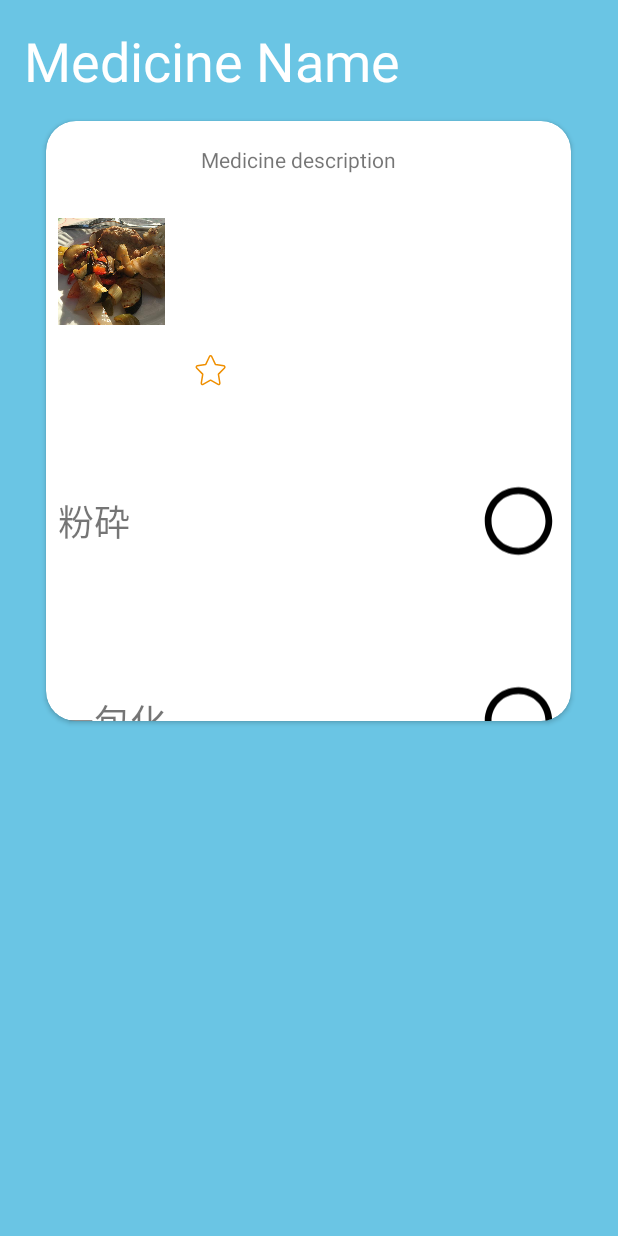
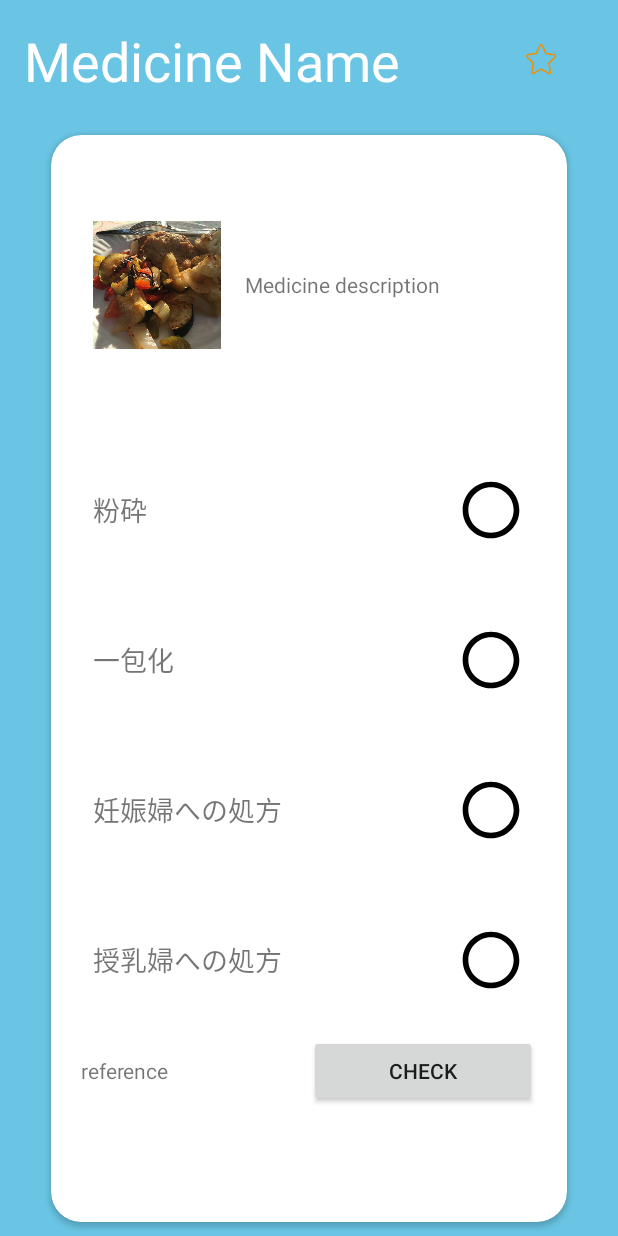
Before and after one commit to saeko0032/TMSApplication, an Android app: the layout detail_view.xml on its own in the app's theme, with its tools: preview values and no code run, on a phone screen of 412 x 824 dp. Run offline under Robolectric (Android 15) with nearby library versions, the phone set to English and light mode, and no system bars.

Commit message:
temp fragment status

```diff
--- a/app/src/main/AndroidManifest.xml
+++ b/app/src/main/AndroidManifest.xml
@@ -1,7 +1,9 @@
 <?xml version="1.0" encoding="utf-8"?>
 <manifest xmlns:android="http://schemas.android.com/apk/res/android"
     package="com.example.fukuisaeko.tmsapplication">
-
+    <uses-permission android:name="android.permission.INTERNET" />
+    <uses-permission android:name="android.permission.ACCESS_NETWORK_STATE" />
+    <uses-permission android:name="android.permission.ACCESS_WIFI_STATE" />
     <application
         android:allowBackup="true"
         android:icon="@mipmap/ic_launcher"
--- a/app/src/main/java/com/example/fukuisaeko/tmsapplication/MedicineDetailActivity.java
+++ b/app/src/main/java/com/example/fukuisaeko/tmsapplication/MedicineDetailActivity.java
@@ -1,8 +1,15 @@
 package com.example.fukuisaeko.tmsapplication;
 
+import android.app.FragmentTransaction;
 import android.content.Intent;
 import android.os.Bundle;
+import android.support.v4.app.FragmentActivity;
 import android.support.v7.app.AppCompatActivity;
+import android.util.Log;
+import android.view.View;
+import android.webkit.WebViewFragment;
+import android.support.v4.app.Fragment;
+import android.widget.Button;
 import android.widget.ImageView;
 import android.widget.TextView;
 
@@ -14,7 +21,7 @@ import org.w3c.dom.Text;
  * Created by fukuisaeko on 2017-08-07.
  */
 
-public class MedicineDetailActivity extends AppCompatActivity {
+public class MedicineDetailActivity extends FragmentActivity {
     private TextView medicineName;
     private TextView medicineDescription;
     private ImageView combineImage;
@@ -22,6 +29,7 @@ public class MedicineDetailActivity extends AppCompatActivity {
     private ImageView parentImage;
     private ImageView lactationImage;
     LottieAnimationView favoriteView;
+    private Button referenceBtn;
 
     @Override
     protected void onCreate(Bundle savedInstanceState) {
@@ -29,32 +37,54 @@ public class MedicineDetailActivity extends AppCompatActivity {
         setContentView(R.layout.detail_view);
 
         Intent intent = getIntent();
-        Medicine medicine = (Medicine) intent.getSerializableExtra("myObj");
+        final Medicine medicine = (Medicine) intent.getSerializableExtra("myObj");
 
-        medicineName = (TextView)findViewById(R.id.medicine_name);
-        medicineDescription = (TextView)findViewById(R.id.medicine_description_textView);
-        combineImage = (ImageView)findViewById(R.id.combineImage);
-        crashImage = (ImageView)findViewById(R.id.crashImage);
-        parentImage = (ImageView)findViewById(R.id.parentalImage);
-        lactationImage = (ImageView)findViewById(R.id.lactarentImage);
-        favoriteView = (LottieAnimationView)findViewById(R.id.detail_animationView);
+        medicineName = (TextView) findViewById(R.id.medicine_name);
+        medicineDescription = (TextView) findViewById(R.id.medicine_description_textView);
+        combineImage = (ImageView) findViewById(R.id.combineImage);
+        crashImage = (ImageView) findViewById(R.id.crashImage);
+        parentImage = (ImageView) findViewById(R.id.parentalImage);
+        lactationImage = (ImageView) findViewById(R.id.lactarentImage);
+        favoriteView = (LottieAnimationView) findViewById(R.id.detail_animationView);
+        referenceBtn = (Button) findViewById(R.id.reference_btn);
 
         medicineName.setText(medicine.getMedicineName());
         medicineDescription.setText(medicine.getMedicineDescription());
-        if(!medicine.isAbleCrash()) {
+        if (!medicine.isAbleCrash()) {
             crashImage.setImageResource(R.drawable.ic_close_black_24dp);
         }
-        if(!medicine.isForLactation()) {
+        if (!medicine.isAbleCombine()) {
+            combineImage.setImageResource(R.drawable.ic_close_black_24dp);
+        }
+        if (!medicine.isForLactation()) {
             lactationImage.setImageResource(R.drawable.ic_close_black_24dp);
 
         }
-        if(!medicine.isForParenatal()) {
+        if (!medicine.isForParenatal()) {
             parentImage.setImageResource(R.drawable.ic_close_black_24dp);
         }
-        if(medicine.isFavorite()) {
+        if (medicine.isFavorite()) {
             favoriteView.playAnimation();
         } else {
             favoriteView.setProgress(0f);
         }
+
+        referenceBtn.setOnClickListener(new View.OnClickListener() {
+
+            @Override
+            public void onClick(View view) {
+                MedicineInfoFragment miFragment = new MedicineInfoFragment();
+                android.support.v4.app.FragmentTransaction transaction = getSupportFragmentManager().beginTransaction();
+
+
+                transaction.replace(R.id.detail_frame, miFragment);
+
+                // Commit the transaction
+                transaction.commit();
+
+
+            }
+        });
     }
+
 }
--- /dev/null
+++ b/app/src/main/java/com/example/fukuisaeko/tmsapplication/MedicineInfoFragment.java
@@ -0,0 +1,32 @@
+package com.example.fukuisaeko.tmsapplication;
+
+
+import android.os.Bundle;
+import android.support.v4.app.Fragment;
+import android.view.LayoutInflater;
+import android.view.View;
+import android.view.ViewGroup;
+import android.webkit.WebView;
+import android.webkit.WebViewFragment;
+
+/**
+ * Created by saeko on 9/6/2017.
+ */
+
+public class MedicineInfoFragment extends Fragment {
+
+    @Override
+    public View onCreateView(LayoutInflater inflater, ViewGroup container, Bundle savedInstanceState) {
+        View result = inflater.inflate(R.layout.fragment_sample,container,false);
+//        WebView webview = getWebView();
+//        webview.loadUrl("https://www.shionogi.co.jp/med/zaikei/drug_a/qdv9fu000000ay3a.html");
+//        webview.getSettings().setJavaScriptEnabled(true);
+
+        return result;
+    }
+
+    @Override
+    public void onDestroyView() {
+        super.onDestroyView();
+    }
+}
--- a/app/src/main/res/layout/detail_view.xml
+++ b/app/src/main/res/layout/detail_view.xml
@@ -1,25 +1,52 @@
 <?xml version="1.0" encoding="utf-8"?>
-<LinearLayout xmlns:android="http://schemas.android.com/apk/res/android"
+<FrameLayout xmlns:android="http://schemas.android.com/apk/res/android"
     xmlns:app="http://schemas.android.com/apk/res-auto"
+    android:layout_width="match_parent"
+    android:layout_height="match_parent"
+    android:id="@+id/detail_frame">
+<LinearLayout
+    android:id="@+id/detail_view"
     android:layout_width="match_parent"
     android:layout_height="match_parent"
     android:background="#6AC5E4"
     android:orientation="vertical">
 
-    <TextView
-        android:id="@+id/medicine_name"
+    <LinearLayout
         android:layout_width="match_parent"
         android:layout_height="wrap_content"
-        android:padding="@dimen/activity_horizontal_margin"
-        android:text="Medicine Name"
-        android:textColor="#FFFFFF"
-        android:textSize="36sp" />
+        android:orientation="horizontal">
+
+        <TextView
+            android:id="@+id/medicine_name"
+            android:layout_width="0sp"
+            android:layout_height="wrap_content"
+            android:layout_weight="3"
+            android:padding="@dimen/activity_horizontal_margin"
+            android:text="Medicine Name"
+            android:textColor="#FFFFFF"
+            android:textSize="36sp" />
+
+        <com.airbnb.lottie.LottieAnimationView
+            android:layout_gravity="center_vertical"
+            android:id="@+id/detail_animationView"
+            android:layout_width="0dp"
+            android:layout_height="wrap_content"
+            android:layout_weight="1"
+            app:lottie_autoPlay="false"
+            app:lottie_fileName="favoritestar.json"
+            app:lottie_loop="false" />
+    </LinearLayout>
+
 
     <android.support.v7.widget.CardView
         xmlns:card_view="http://schemas.android.com/apk/res-auto"
         android:id="@+id/card_view"
-        android:layout_width="350dp"
-        android:layout_height="400dp"
+        android:paddingLeft="20dp"
+        card_view:cardUseCompatPadding="true"
+        card_view:contentPaddingLeft="20dp"
+        card_view:contentPaddingRight="20dp"
+        android:layout_width="360dp"
+        android:layout_height="match_parent"
         android:layout_gravity="center"
         card_view:cardCornerRadius="20dp">
 
@@ -39,119 +66,132 @@
                     android:layout_weight="1"
                     android:padding="8dp"
                     android:src="@drawable/medicine1" />
-
-                <LinearLayout
-                    android:layout_width="0dp"
-                    android:layout_height="300px"
-                    android:layout_weight="3"
-                    android:orientation="vertical">
-
                     <TextView
                         android:id="@+id/medicine_description_textView"
-                        android:layout_width="match_parent"
-                        android:layout_height="0dp"
-                        android:layout_weight="2.00"
-                        android:padding="@dimen/activity_vertical_margin"
+                        android:layout_width="0dp"
+                        android:layout_height="wrap_content"
+                        android:layout_weight="2"
+                        android:padding="8dp"
+                        android:layout_gravity="center_vertical|left"
                         android:text="Medicine description"
                         android:textSize="14sp" />
 
-                    <com.airbnb.lottie.LottieAnimationView
-                        android:id="@+id/detail_animationView"
-                        android:layout_width="wrap_content"
-                        android:layout_height="0dp"
-                        android:layout_weight="1"
-                        android:padding="0sp"
-                        app:lottie_autoPlay="false"
-                        app:lottie_fileName="favoritestar.json"
-                        app:lottie_loop="false" />
-                </LinearLayout>
             </LinearLayout>
             <LinearLayout
                 android:layout_width="match_parent"
-                android:layout_height="200px"
+                android:layout_height="150px"
                 android:orientation="horizontal">
                 <TextView
+                    android:layout_gravity="center_vertical"
                     android:gravity="center_vertical"
                     android:layout_width="0dp"
                     android:padding="8dp"
-                    android:layout_height="200px"
+                    android:layout_height="150px"
                     android:layout_weight="4"
-                    android:textSize="24sp"
+                    android:textSize="18sp"
                     android:text="粉砕" />
 
                 <ImageView
                     android:id="@+id/crashImage"
+                    android:layout_gravity="center_vertical"
+                    android:layout_width="0dp"
+                    android:layout_height="100px"
+                    android:layout_weight="1"
+                    android:padding="8dp"
+                    android:src="@drawable/ic_panorama_fish_eye_black_24dp" />
+            </LinearLayout>
+            <LinearLayout
+                android:layout_width="match_parent"
+                android:layout_height="150px"
+                android:orientation="horizontal">
+
+                <TextView
+                    android:id="@+id/textView"
+                    android:layout_width="0dp"
+                    android:layout_height="150px"
+                    android:layout_weight="4"
+                    android:layout_gravity="center_vertical"
+                    android:gravity="center_vertical"
+                    android:padding="8dp"
+                    android:text="一包化"
+                    android:textSize="18sp" />
+
+                <ImageView
+                    android:id="@+id/combineImage"
+                    android:layout_gravity="center_vertical"
+                    android:gravity="center_vertical"
                     android:layout_width="0dp"
                     android:padding="8dp"
-                    android:layout_height="200px"
+                    android:layout_height="100px"
                     android:layout_weight="1"
                     android:src="@drawable/ic_panorama_fish_eye_black_24dp" />
             </LinearLayout>
             <LinearLayout
                 android:layout_width="match_parent"
-                android:layout_height="200px"
+                android:layout_height="150px"
                 android:orientation="horizontal">
                 <TextView
                     android:gravity="center_vertical"
+                    android:layout_gravity="center_vertical"
                     android:layout_width="0dp"
                     android:padding="8dp"
-                    android:layout_height="200px"
+                    android:layout_height="150px"
                     android:layout_weight="4"
-                    android:textSize="24sp"
-                    android:text="一包化" />
+                    android:textSize="18sp"
+                    android:text="妊娠婦への処方" />
 
                 <ImageView
-                    android:id="@+id/combineImage"
+                    android:id="@+id/parentalImage"
+                    android:layout_gravity="center_vertical"
+                    android:gravity="center_vertical"
                     android:layout_width="0dp"
                     android:padding="8dp"
-                    android:layout_height="200px"
+                    android:layout_height="100px"
                     android:layout_weight="1"
                     android:src="@drawable/ic_panorama_fish_eye_black_24dp" />
             </LinearLayout>
             <LinearLayout
                 android:layout_width="match_parent"
-                android:layout_height="200px"
+                android:layout_height="150px"
                 android:orientation="horizontal">
                 <TextView
                     android:gravity="center_vertical"
+                    android:layout_gravity="center_vertical"
                     android:layout_width="0dp"
                     android:padding="8dp"
-                    android:layout_height="200px"
+                    android:layout_height="150px"
                     android:layout_weight="4"
-                    android:textSize="24sp"
-                    android:text="妊娠婦への処方" />
+                    android:textSize="18sp"
+                    android:text="授乳婦への処方" />
 
                 <ImageView
-                    android:id="@+id/parentalImage"
+                    android:id="@+id/lactarentImage"
+                    android:layout_gravity="center_vertical"
+                    android:gravity="center_vertical"
                     android:layout_width="0dp"
                     android:padding="8dp"
-                    android:layout_height="200px"
+                    android:layout_height="100px"
                     android:layout_weight="1"
                     android:src="@drawable/ic_panorama_fish_eye_black_24dp" />
             </LinearLayout>
             <LinearLayout
                 android:layout_width="match_parent"
-                android:layout_height="200px"
-                android:orientation="horizontal">
+                android:layout_height="wrap_content">
                 <TextView
-                    android:gravity="center_vertical"
-                    android:layout_width="0dp"
-                    android:padding="8dp"
-                    android:layout_height="200px"
-                    android:layout_weight="4"
-                    android:textSize="24sp"
-                    android:text="授乳婦への処方" />
-
-                <ImageView
-                    android:id="@+id/lactarentImage"
-                    android:layout_width="0dp"
-                    android:padding="8dp"
-                    android:layout_height="200px"
+                    android:text="reference"
+                    android:layout_width="0sp"
                     android:layout_weight="1"
-                    android:src="@drawable/ic_panorama_fish_eye_black_24dp" />
+                    android:layout_height="wrap_content" />
+                <Button
+                    android:id="@+id/reference_btn"
+                    android:text="check"
+                    android:layout_width="0sp"
+                    android:layout_weight="1"
+                    android:layout_height="wrap_content" />
             </LinearLayout>
         </LinearLayout>
 
     </android.support.v7.widget.CardView>
 
 </LinearLayout>
+</FrameLayout>
--- /dev/null
+++ b/app/src/main/res/layout/fragment_medicineinfo.xml
@@ -0,0 +1,6 @@
+<?xml version="1.0" encoding="utf-8"?>
+<FrameLayout xmlns:android="http://schemas.android.com/apk/res/android"
+    android:orientation="vertical" android:layout_width="match_parent"
+    android:layout_height="match_parent"
+    android:id="@+id/medicineInfoWebView">
+</FrameLayout>
--- /dev/null
+++ b/app/src/main/res/layout/fragment_sample.xml
@@ -0,0 +1,11 @@
+<?xml version="1.0" encoding="utf-8"?>
+<LinearLayout xmlns:android="http://schemas.android.com/apk/res/android"
+    android:orientation="vertical" android:layout_width="match_parent"
+    android:layout_height="match_parent">
+
+    <TextView
+        android:text="fragment!"
+        android:layout_width="match_parent"
+        android:layout_height="match_parent" />
+
+</LinearLayout>
```
